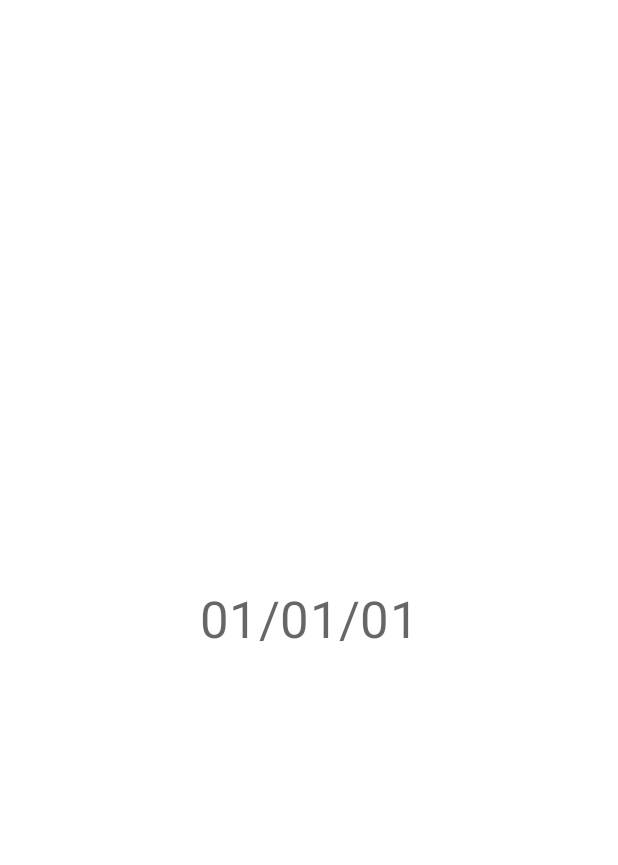
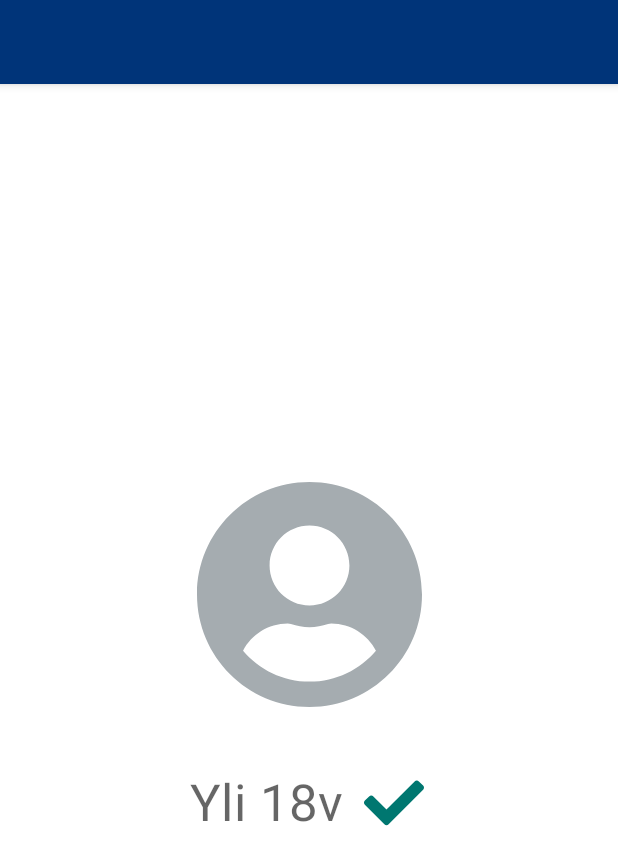
Before and after one commit to vrk-kpa/digiid-poc-wallet, an Android app: the layout fragment_verification_result.xml on its own in the app's theme, with its tools: preview values and no code run, on a phone screen of 412 x 824 dp. Shown: the top 865 px of the screen. Run offline under Robolectric (Android 15) with nearby library versions, the phone set to English and light mode, and no system bars.

Commit message:
Improve the verification result UI

```diff
--- /dev/null
+++ b/app/src/main/res/drawable/ic_success.xml
@@ -0,0 +1,9 @@
+<vector xmlns:android="http://schemas.android.com/apk/res/android"
+    android:width="48dp"
+    android:height="48dp"
+    android:viewportWidth="48"
+    android:viewportHeight="48">
+  <path
+      android:pathData="M17.5858,38.2427L4.5858,25.2427C3.8047,24.4616 3.8047,23.1953 4.5858,22.4142L7.4141,19.5858C8.1951,18.8047 9.4615,18.8047 10.2426,19.5858L19,28.3431L37.7574,9.5858C38.5385,8.8048 39.8049,8.8048 40.5859,9.5858L43.4142,12.4142C44.1953,13.1952 44.1953,14.4615 43.4142,15.2426L20.4142,38.2427C19.6331,39.0238 18.3668,39.0238 17.5858,38.2427V38.2427Z"
+      android:fillColor="@color/green"/>
+</vector>
--- a/app/src/main/res/layout/fragment_verification_result.xml
+++ b/app/src/main/res/layout/fragment_verification_result.xml
@@ -3,32 +3,75 @@
     xmlns:app="http://schemas.android.com/apk/res-auto"
     xmlns:tools="http://schemas.android.com/tools">
 
-    <androidx.constraintlayout.widget.ConstraintLayout
-        android:layout_width="match_parent"
-        android:layout_height="match_parent">
-
-        <TextView
-            android:id="@+id/textView3"
-            android:layout_width="0dp"
-            android:layout_height="wrap_content"
-            android:layout_marginStart="20dp"
-            android:layout_marginTop="20dp"
-            android:layout_marginEnd="20dp"
-            android:layout_marginBottom="20dp"
-            android:text="@{viewModel.credentialValue}"
-            android:textAlignment="center"
-            android:textAppearance="?attr/textAppearanceHeadline4"
-            app:layout_constraintBottom_toBottomOf="parent"
-            app:layout_constraintEnd_toEndOf="parent"
-            app:layout_constraintStart_toStartOf="parent"
-            app:layout_constraintTop_toTopOf="parent"
-            tools:text="01/01/01" />
-    </androidx.constraintlayout.widget.ConstraintLayout>
-
     <data>
-
         <variable
             name="viewModel"
             type="fi.dvv.digiid.poc.wallet.ui.verifier.VerificationViewModel" />
     </data>
+
+    <androidx.coordinatorlayout.widget.CoordinatorLayout
+        android:layout_width="match_parent"
+        android:layout_height="match_parent"
+        android:fitsSystemWindows="true">
+
+        <com.google.android.material.appbar.AppBarLayout
+            android:layout_width="match_parent"
+            android:layout_height="wrap_content"
+            android:fitsSystemWindows="true">
+
+            <com.google.android.material.appbar.MaterialToolbar
+                android:id="@+id/toolbar"
+                style="@style/Widget.MaterialComponents.Toolbar.Primary"
+                android:layout_width="match_parent"
+                android:layout_height="?attr/actionBarSize" />
+
+        </com.google.android.material.appbar.AppBarLayout>
+
+        <androidx.core.widget.NestedScrollView
+            android:layout_width="match_parent"
+            android:layout_height="match_parent"
+            android:fillViewport="true"
+            app:layout_behavior="@string/appbar_scrolling_view_behavior">
+
+            <androidx.constraintlayout.widget.ConstraintLayout
+                android:layout_width="match_parent"
+                android:layout_height="wrap_content">
+
+                <ImageView
+                    android:id="@+id/credential_icon"
+                    android:layout_width="150dp"
+                    android:layout_height="150dp"
+                    android:scaleType="centerInside"
+                    app:srcCompat="@drawable/ic_credential"
+                    tools:ignore="ContentDescription" />
+
+                <TextView
+                    android:id="@+id/credential_value"
+                    android:layout_width="wrap_content"
+                    android:layout_height="wrap_content"
+                    android:drawablePadding="10dp"
+                    android:paddingTop="40dp"
+                    android:textAlignment="center"
+                    android:textAppearance="?attr/textAppearanceHeadline4"
+                    app:credentialSubject="@{viewModel.credentialSubject}"
+                    tools:drawableEnd="@drawable/ic_success"
+                    tools:text="Yli 18v" />
+
+                <androidx.constraintlayout.helper.widget.Flow
+                    android:layout_width="0dp"
+                    android:layout_height="wrap_content"
+                    android:orientation="vertical"
+                    app:constraint_referenced_ids="credential_icon,credential_value"
+                    app:layout_constraintBottom_toBottomOf="parent"
+                    app:layout_constraintEnd_toEndOf="parent"
+                    app:layout_constraintStart_toStartOf="parent"
+                    app:layout_constraintTop_toTopOf="parent" />
+
+
+            </androidx.constraintlayout.widget.ConstraintLayout>
+
+        </androidx.core.widget.NestedScrollView>
+    </androidx.coordinatorlayout.widget.CoordinatorLayout>
+
+
 </layout>
--- a/app/src/main/res/values/strings.xml
+++ b/app/src/main/res/values/strings.xml
@@ -21,4 +21,7 @@
     <string name="credential_type_age">Ikätieto</string>
     <string name="credential_value_age">Yli %1$d vuotta</string>
     <string name="main_menu_logout">Kirjaudu ulos</string>
+    <string name="verify_credential_age_over">Yli %1$dv</string>
+    <string name="verify_credential_age_under">Alle %1$dv</string>
+    <string name="verify_credential_other">Muu todistus</string>
 </resources>
```
Also changed, not shown: app/src/main/java/fi/dvv/digiid/poc/wallet/ui/verifier/CredentialSubject.kt (added, +32 -0 lines), app/src/main/java/fi/dvv/digiid/poc/wallet/ui/verifier/VerificationViewModel.kt (+2 -8 lines), app/src/main/res/drawable/ic_failure.xml (added, +10 -0 lines).
